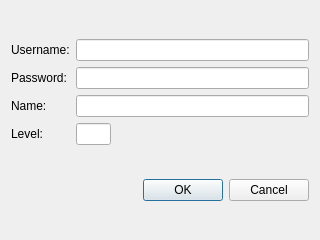
First picture: the form in ui/add_user.ui, repository jrile/eventhandler, before the edit.
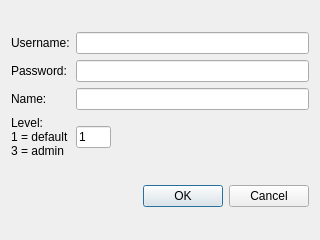
Second picture: the form after the edit.

Diff of the .ui file:
```diff
--- a/ui/add_user.ui
+++ b/ui/add_user.ui
@@ -34,7 +34,11 @@
       </widget>
      </item>
      <item row="1" column="1">
-      <widget class="QLineEdit" name="password"/>
+      <widget class="QLineEdit" name="password">
+       <property name="echoMode">
+        <enum>QLineEdit::Password</enum>
+       </property>
+      </widget>
      </item>
      <item row="2" column="0">
       <widget class="QLabel" name="label_3">
@@ -49,7 +53,9 @@
      <item row="3" column="0">
       <widget class="QLabel" name="label_4">
        <property name="text">
-        <string>Level:</string>
+        <string>Level:
+1 = default
+3 = admin</string>
        </property>
       </widget>
      </item>
@@ -61,6 +67,9 @@
          <height>16777215</height>
         </size>
        </property>
+       <property name="text">
+        <string>1</string>
+       </property>
        <property name="maxLength">
         <number>1</number>
        </property>
```
